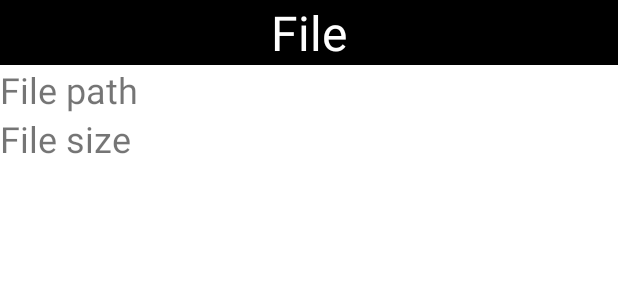
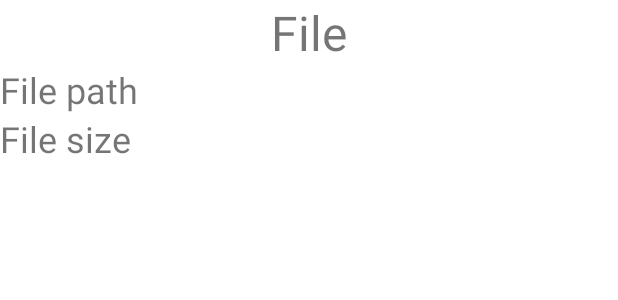
Before and after one commit to jlwoolf/filepp-app, an Android app: the layout fragment_file.xml on its own in the app's theme, with its tools: preview values and no code run, on a phone screen of 412 x 824 dp. Shown: the top 300 px of the screen. Run offline under Robolectric (Android 15) with nearby library versions, the phone set to English and light mode, and no system bars.

Commit message:
fixed color issue

```diff
--- a/app/src/main/res/layout/fragment_file.xml
+++ b/app/src/main/res/layout/fragment_file.xml
@@ -13,9 +13,7 @@
         android:layout_height="wrap_content"
         android:textSize="32sp"
         android:text="@string/file"
-        android:gravity="center"
-        android:background="@color/black"
-        android:textColor="@color/white"/>
+        android:gravity="center"/>
     <TextView
         android:id="@+id/file_path_text_view"
         android:layout_width="match_parent"
```
Also changed, not shown: app/src/main/java/com/csci448/jlwoolf/filepp/ui/SettingsFragment.kt (+22 -4 lines).
